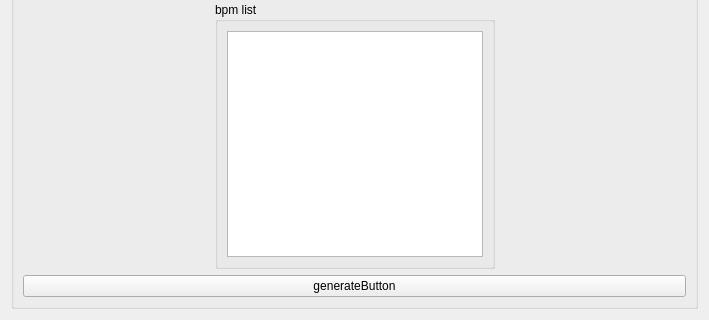
The window that ui/normalizer.ui (Eve-ning/reamber) describes before a commit, drawn with Qt 5; both pictures show x 0 to 709 and y 149 to 469 of the 709 by 469 pixel window.
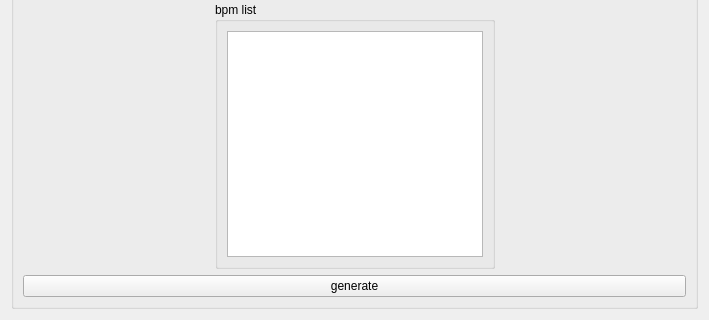
The same window after the commit. Custom widgets are drawn as their Qt base class.

```diff
--- a/ui/normalizer.ui
+++ b/ui/normalizer.ui
@@ -63,7 +63,7 @@
       <item row="2" column="0" colspan="3">
        <widget class="QPushButton" name="generateButton">
         <property name="text">
-         <string>generateButton</string>
+         <string>generate</string>
         </property>
        </widget>
       </item>
```
